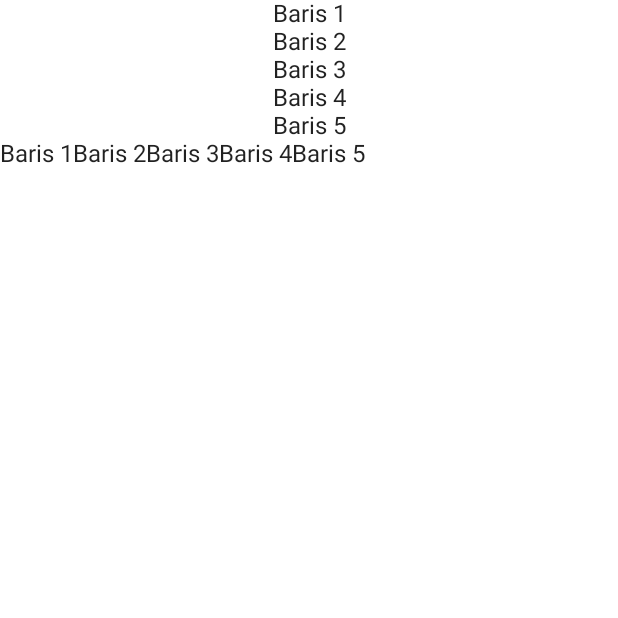
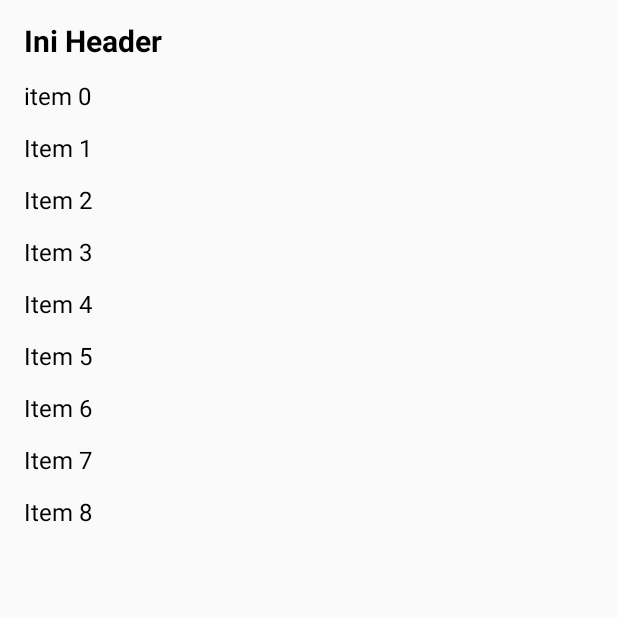
Before and after one commit to immimu/ngompos, an Android app built with Jetpack Compose: the screen it shows after launch (BasicLayoutActivity before the commit, LazyColumnActivity after it), on a phone screen of 412 x 824 dp, the top half of it. Run offline under Robolectric (Android 15) with nearby library versions, the phone set to English and light mode, and no system bars.

Commit message:
Add lazy column

```diff
--- /dev/null
+++ b/app/src/main/java/com/mimuslabs/ngompos/LazyColumnActivity.kt
@@ -0,0 +1,67 @@
+package com.mimuslabs.ngompos
+
+import android.os.Bundle
+import androidx.activity.ComponentActivity
+import androidx.activity.compose.setContent
+import androidx.compose.foundation.layout.fillMaxWidth
+import androidx.compose.foundation.layout.padding
+import androidx.compose.foundation.lazy.LazyColumn
+import androidx.compose.foundation.lazy.items
+import androidx.compose.material.Text
+import androidx.compose.runtime.Composable
+import androidx.compose.ui.Modifier
+import androidx.compose.ui.text.font.FontWeight
+import androidx.compose.ui.tooling.preview.Preview
+import androidx.compose.ui.unit.dp
+import androidx.compose.ui.unit.sp
+import com.mimuslabs.ngompos.ui.theme.NgomposTheme
+
+class LazyColumnActivity : ComponentActivity() {
+  override fun onCreate(savedInstanceState: Bundle?) {
+    super.onCreate(savedInstanceState)
+    setContent {
+      NgomposTheme {
+      }
+      ContentCompose()
+    }
+  }
+}
+
+@Composable
+fun ContentCompose() {
+  val data = listOf("Item 1", "Item 2", "Item 3", "Item 4", "Item 5", "Item 6", "Item 7", "Item 8")
+
+  LazyColumn {
+    item {
+      Text(
+        text = "Ini Header",
+        modifier = Modifier
+          .fillMaxWidth()
+          .padding(16.dp),
+        fontSize = 20.sp,
+        fontWeight = FontWeight.Bold
+      )
+    }
+    item {
+      Text(
+        text = "item 0", modifier = Modifier
+          .fillMaxWidth()
+          .padding(start = 16.dp, end = 16.dp, bottom = 16.dp), fontSize = 16.sp
+      )
+    }
+
+    items(data) { item ->
+      Text(
+        text = item, modifier = Modifier
+          .fillMaxWidth()
+          .padding(start = 16.dp, end = 16.dp, bottom = 16.dp), fontSize = 16.sp
+      )
+    }
+  }
+}
+
+@Preview(showBackground = true, widthDp = 320)
+@Composable
+fun PrevContentCompose() {
+  ContentCompose()
+}
--- a/app/src/main/res/values/strings.xml
+++ b/app/src/main/res/values/strings.xml
@@ -1,4 +1,5 @@
 <resources>
   <string name="app_name">Ngompos</string>
   <string name="title_activity_basic_layout">BasicLayoutActivity</string>
+  <string name="title_activity_lazy_column">LazyColumnActivity</string>
 </resources>
```
Also changed, not shown: app/src/main/AndroidManifest.xml (+8 -12 lines).
